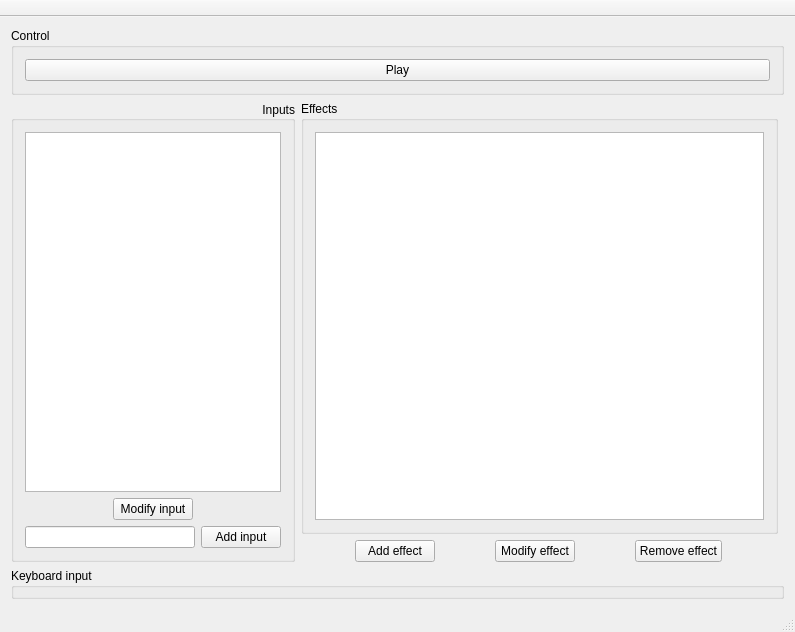
Before: the Qt Designer form courses/prog_base_3/project/qSynth/mainwindow.ui in k-gregory/OP_repo, drawn with Qt 5.
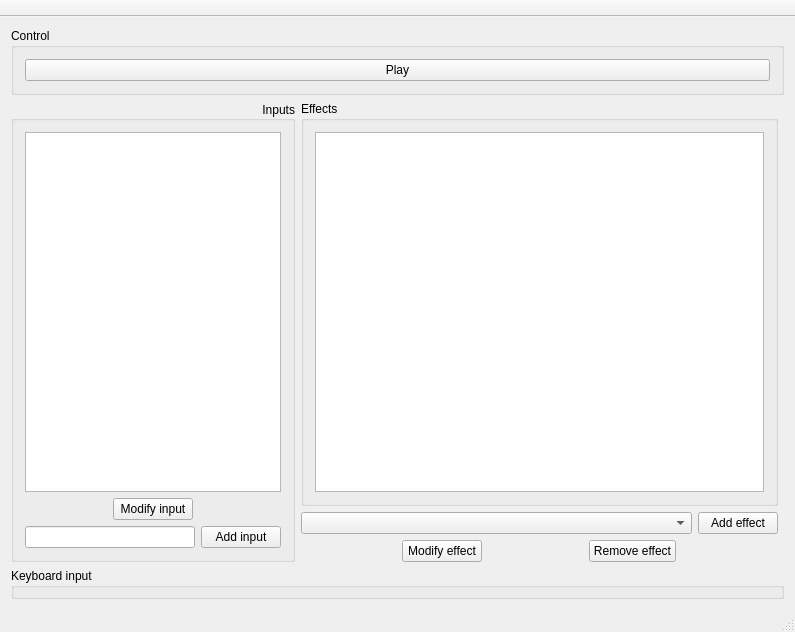
After: the same form once the commit is applied.

```diff
--- a/courses/prog_base_3/project/qSynth/mainwindow.ui
+++ b/courses/prog_base_3/project/qSynth/mainwindow.ui
@@ -141,10 +141,13 @@
          </widget>
         </item>
         <item>
-         <layout class="QHBoxLayout" name="effectAddLt">
+         <layout class="QHBoxLayout" name="effectAdditionLt">
           <property name="topMargin">
            <number>0</number>
           </property>
+          <item>
+           <widget class="QComboBox" name="comboBox"/>
+          </item>
           <item>
            <widget class="QPushButton" name="addEffectBtn">
             <property name="sizePolicy">
@@ -158,6 +161,13 @@
             </property>
            </widget>
           </item>
+         </layout>
+        </item>
+        <item>
+         <layout class="QHBoxLayout" name="effectAddLt">
+          <property name="topMargin">
+           <number>0</number>
+          </property>
           <item>
            <widget class="QPushButton" name="pushButton">
             <property name="sizePolicy">
```
Left out of the diff: 20 changed lines with no effect on the pictures.
